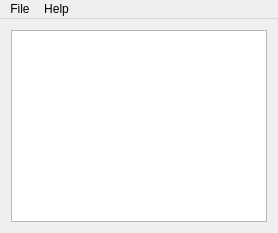
Above: hibikase/MainWindow.ui from mooncatkaraoke/hibikase before the change. Below: the same form after it.
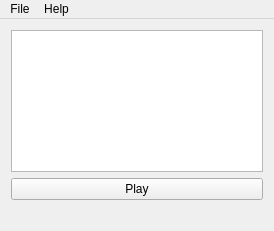
That is the form after the change.

Commit message: Add preliminary Play button and time display

Patch:
```diff
--- a/hibikase/MainWindow.ui
+++ b/hibikase/MainWindow.ui
@@ -2,13 +2,35 @@
 <ui version="4.0">
  <class>MainWindow</class>
  <widget class="QMainWindow" name="MainWindow">
+  <property name="geometry">
+   <rect>
+    <x>0</x>
+    <y>0</y>
+    <width>274</width>
+    <height>231</height>
+   </rect>
+  </property>
   <property name="windowTitle">
    <string>Hibikase</string>
   </property>
   <widget class="QWidget" name="centralWidget">
    <layout class="QVBoxLayout" name="verticalLayout">
     <item>
-     <widget class="QPlainTextEdit" name="plainTextEdit"/>
+     <widget class="QPlainTextEdit" name="mainLyrics"/>
+    </item>
+    <item>
+     <widget class="QPushButton" name="playButton">
+      <property name="text">
+       <string>Play</string>
+      </property>
+     </widget>
+    </item>
+    <item>
+     <widget class="QLabel" name="timeLabel">
+      <property name="text">
+       <string/>
+      </property>
+     </widget>
     </item>
    </layout>
   </widget>
@@ -17,7 +39,7 @@
     <rect>
      <x>0</x>
      <y>0</y>
-     <width>400</width>
+     <width>274</width>
      <height>21</height>
     </rect>
    </property>
```
The commit also changes 2 other files.
